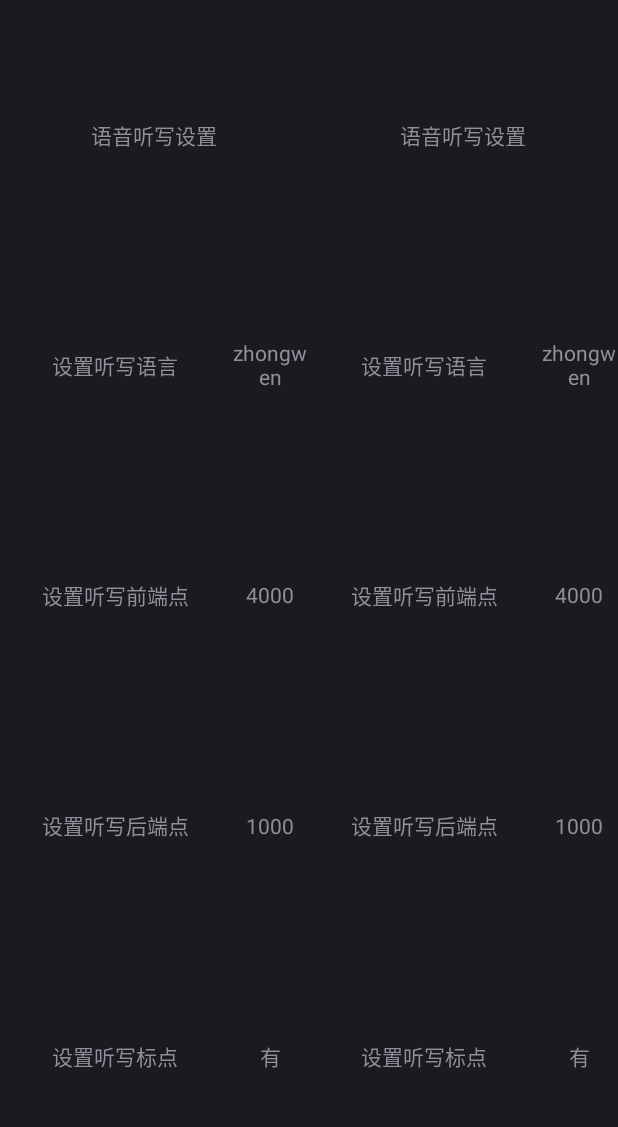
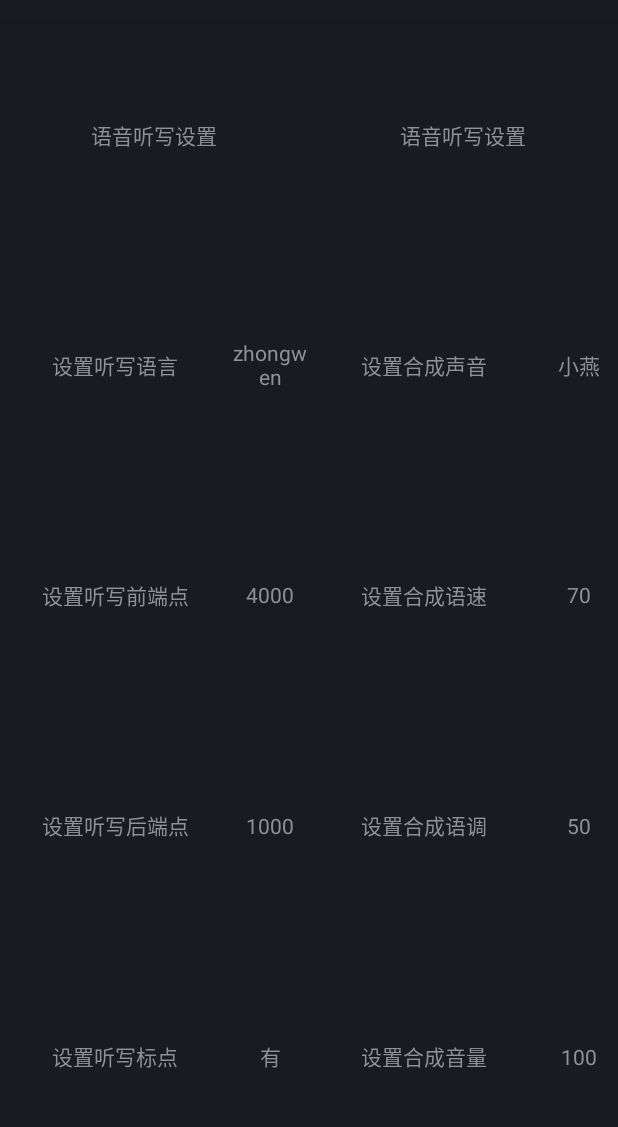
Before and after one commit to WonderFannn/TTAid, an Android app: the layout setting_activity.xml on its own in the app's theme, with its tools: preview values and no code run, on a phone screen of 412 x 824 dp, the part 64-1191 px from its top. Run offline under Robolectric (Android 15) with nearby library versions, the phone set to English and light mode, and no system bars; network calls fail.

Commit message:
设置界面显示

```diff
--- a/app/src/main/res/layout/setting_activity.xml
+++ b/app/src/main/res/layout/setting_activity.xml
@@ -127,14 +127,14 @@
                 android:layout_height="match_parent"
                 android:layout_weight="3"
                 android:gravity="center"
-                android:text="设置听写语言" />
+                android:text="设置合成声音" />
 
             <TextView
                 android:layout_width="0dp"
                 android:layout_height="match_parent"
                 android:layout_weight="1"
                 android:gravity="center"
-                android:text="zhongwen" />
+                android:text="小燕" />
         </LinearLayout>
 
         <LinearLayout
@@ -148,14 +148,14 @@
                 android:layout_height="match_parent"
                 android:layout_weight="3"
                 android:gravity="center"
-                android:text="设置听写前端点" />
+                android:text="设置合成语速" />
 
             <TextView
                 android:layout_width="0dp"
                 android:layout_height="match_parent"
                 android:layout_weight="1"
                 android:gravity="center"
-                android:text="4000" />
+                android:text="70" />
         </LinearLayout>
 
         <LinearLayout
@@ -169,14 +169,14 @@
                 android:layout_height="match_parent"
                 android:layout_weight="3"
                 android:gravity="center"
-                android:text="设置听写后端点" />
+                android:text="设置合成语调" />
 
             <TextView
                 android:layout_width="0dp"
                 android:layout_height="match_parent"
                 android:layout_weight="1"
                 android:gravity="center"
-                android:text="1000" />
+                android:text="50" />
         </LinearLayout>
 
         <LinearLayout
@@ -184,18 +184,20 @@
             android:layout_height="0dp"
             android:layout_weight="1"
             android:orientation="horizontal">
+
             <TextView
-                android:gravity="center"
                 android:layout_width="0dp"
                 android:layout_height="match_parent"
                 android:layout_weight="3"
-                android:text="设置听写标点" />
+                android:gravity="center"
+                android:text="设置合成音量" />
+
             <TextView
-                android:gravity="center"
                 android:layout_width="0dp"
                 android:layout_height="match_parent"
                 android:layout_weight="1"
-                android:text="有" />
+                android:gravity="center"
+                android:text="100" />
         </LinearLayout>
 
     </LinearLayout>
```
